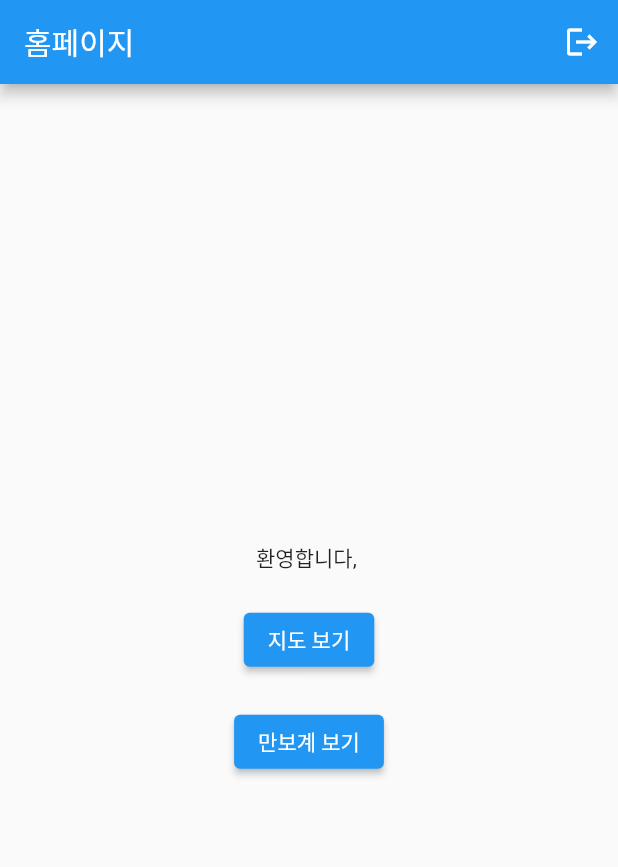
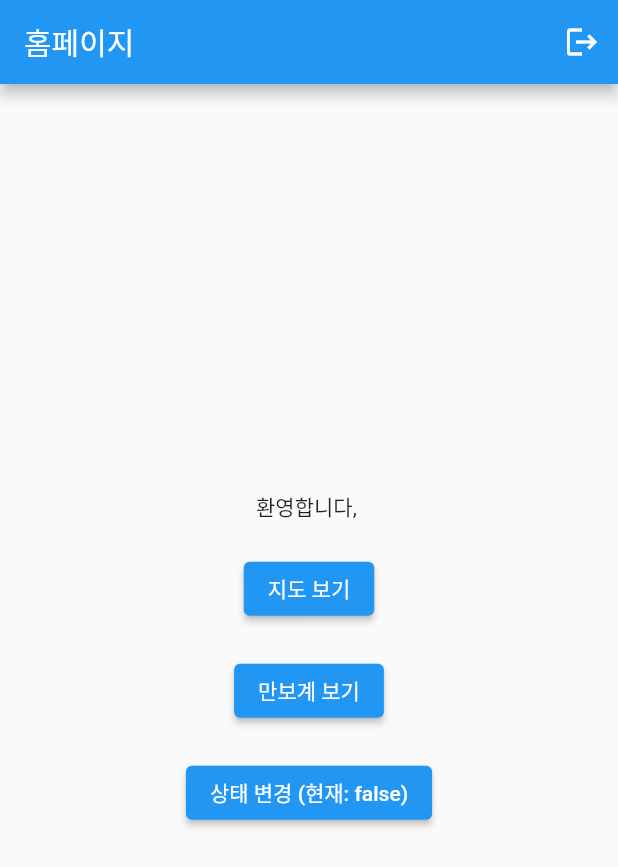
Before and after one commit to BOJ-ios/GDSC_DAU_Plogging, a Flutter app: the HomePage screen opened directly, on a phone screen of 412 x 824 dp. Shown: the top 867 px of the screen. Run offline on Flutter 3.47's test engine with Material 2 defaults, Android fonts, the phone set to English and light mode, and no system bars; our stand-ins replace cloud_firestore, firebase_auth, firebase_core, geolocator, google_maps_flutter, pedometer; accounts and stored records are empty; generated files the repository leaves out were written again.

Commit message:
업로드(버튼 누름)할 때마다 현재위치 마커로 찍기 추가

```diff
--- a/plogging/lib/homepage.dart
+++ b/plogging/lib/homepage.dart
@@ -4,6 +4,7 @@ import 'package:plogging/loginpage.dart';
 import 'package:provider/provider.dart';
 import 'package:plogging/mappage.dart';
 import 'package:plogging/pedometer.dart';
+import 'package:plogging/upload_state.dart';
 
 import 'auth_service.dart';
 
@@ -55,6 +56,19 @@ class HomePage extends StatelessWidget {
               },
               child: const Text('만보계 보기'),
             ),
+            const SizedBox(height: 20),
+            Consumer<UploadState>( // Consumer 위젯을 사용하여 UploadState의 상태를 가져옵니다.
+              builder: (context, uploadState, child) {
+                return ElevatedButton(
+                  onPressed: () {
+                    // UploadState의 현재 상태를 가져와서 반대로 설정
+                    bool currentStatus = uploadState.isUploaded;
+                    uploadState.setUploadStatus(!currentStatus);
+                  },
+                  child: Text('상태 변경 (현재: ${uploadState.isUploaded ? "true" : "false"})'), // 버튼의 텍스트를 동적으로 변경합니다.
+                );
+              },
+            ),
           ],
         ),
       ),
--- a/plogging/lib/main.dart
+++ b/plogging/lib/main.dart
@@ -7,6 +7,8 @@ import 'package:plogging/firebase_options.dart';
 import 'package:plogging/homepage.dart';
 import 'package:plogging/loginpage.dart';
 import 'package:provider/provider.dart';
+import 'package:plogging/upload_state.dart';
+
 
 Future<void> main() async {
   WidgetsFlutterBinding.ensureInitialized();
@@ -15,6 +17,8 @@ Future<void> main() async {
     MultiProvider(
       providers: [
         ChangeNotifierProvider(create: (context) => AuthService()),
+        ChangeNotifierProvider(create: (context) => UploadState()),
+        ChangeNotifierProvider(create: (context) => MarkerState()),
       ],
       child: const MyApp(),
     ),
```
Also changed, not shown: plogging/lib/mappage.dart (+25 -2 lines), plogging/lib/upload_state.dart (added, +30 -0 lines).
